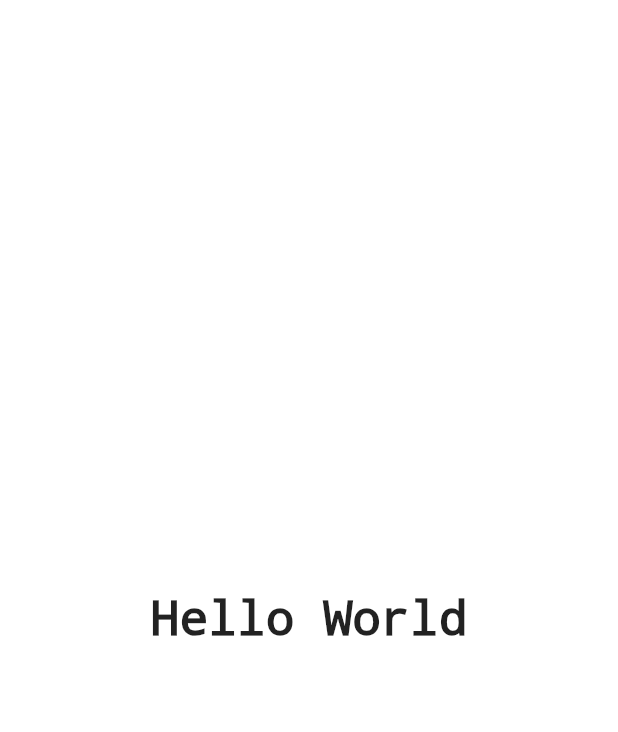
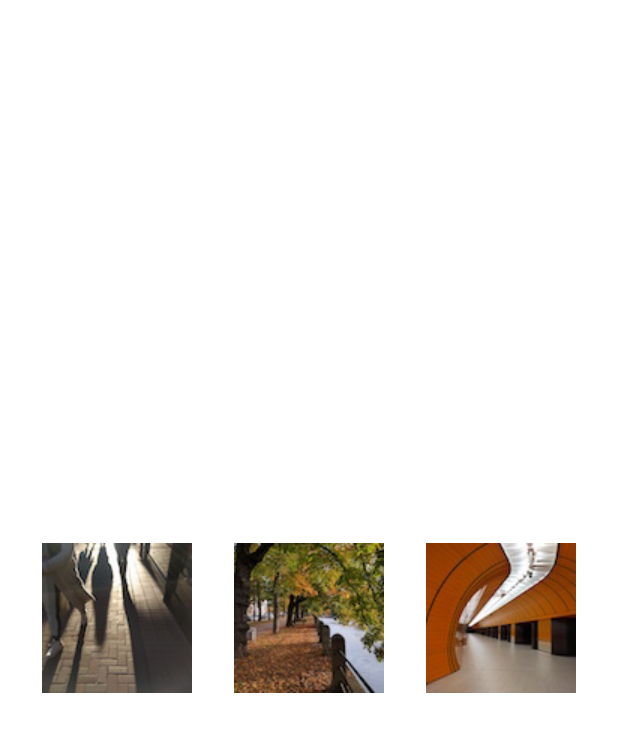
Before and after one commit to Runebjo/flutter_layout_doc, a Flutter app: the screen it shows after launch, on a phone screen of 412 x 824 dp. Shown: the top 732 px of the screen. Run offline on Flutter 3.47's test engine with Material 2 defaults, Android fonts, the phone set to English and light mode, and no system bars.

```diff
--- /dev/null
+++ b/lib/hello_world.dart
@@ -0,0 +1,21 @@
+import 'package:flutter/material.dart';
+
+class HelloWorld extends StatelessWidget {
+  @override
+  Widget build(BuildContext context) {
+    return Container(
+      decoration: BoxDecoration(color: Colors.white),
+      child: Center(
+        child: Text(
+          'Hello World man',
+          textDirection: TextDirection.ltr,
+          style: TextStyle(
+            fontSize: 32,
+            color: Colors.black87,
+            decoration: TextDecoration.none,
+          ),
+        ),
+      ),
+    );
+  }
+}
--- a/lib/main.dart
+++ b/lib/main.dart
@@ -1,4 +1,6 @@
 import 'package:flutter/material.dart';
+
+import 'hello_world.dart';
 
 void main() {
   runApp(MyApp());
@@ -14,26 +16,25 @@ class MyApp extends StatelessWidget {
         primarySwatch: Colors.green,
         visualDensity: VisualDensity.adaptivePlatformDensity,
       ),
-      home: HelloWorld(),
+      home: Images(),
     );
   }
 }
 
-class HelloWorld extends StatelessWidget {
+class Images extends StatelessWidget {
   @override
   Widget build(BuildContext context) {
     return Container(
-      decoration: BoxDecoration(color: Colors.white),
-      child: Center(
-        child: Text(
-          'Hello World',
-          textDirection: TextDirection.ltr,
-          style: TextStyle(
-            fontSize: 32,
-            color: Colors.black87,
-            decoration: TextDecoration.none,
-          ),
-        ),
+      decoration: BoxDecoration(
+        color: Colors.white,
+      ),
+      child: Row(
+        mainAxisAlignment: MainAxisAlignment.spaceEvenly,
+        children: [
+          Image.asset('images/pic1.jpg'),
+          Image.asset('images/pic2.jpg'),
+          Image.asset('images/pic3.jpg'),
+        ],
       ),
     );
   }
```
Also changed, not shown: pubspec.yaml (+4 -3 lines), images/pic1.jpg (added), images/pic2.jpg (added), images/pic3.jpg (added).
